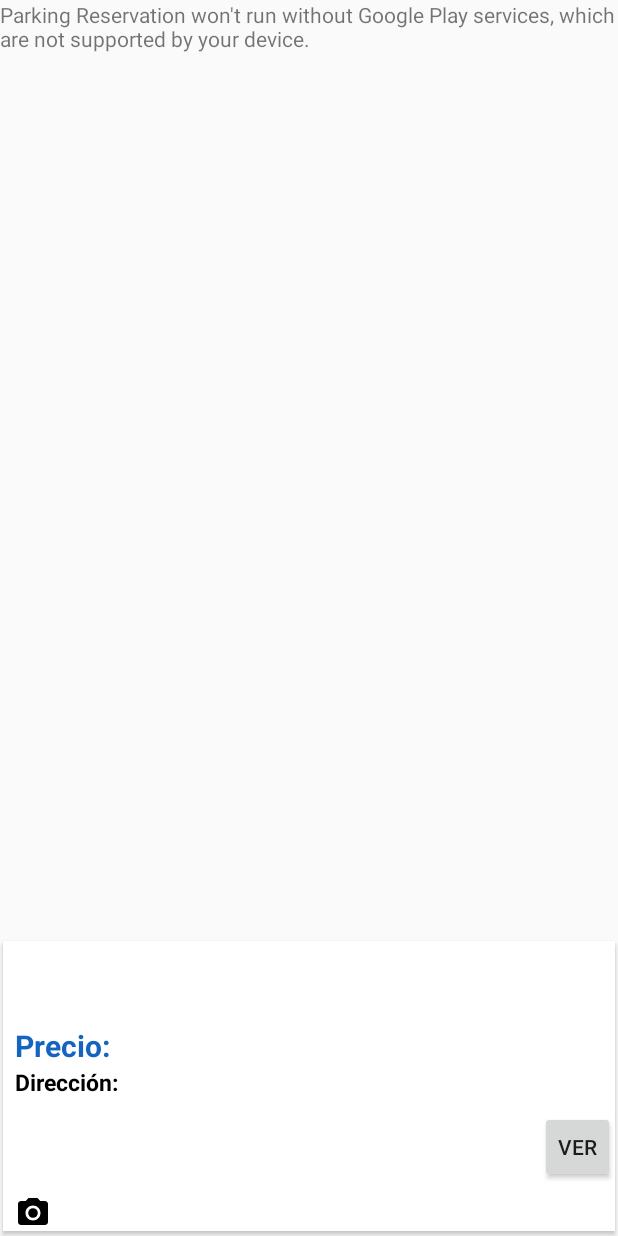
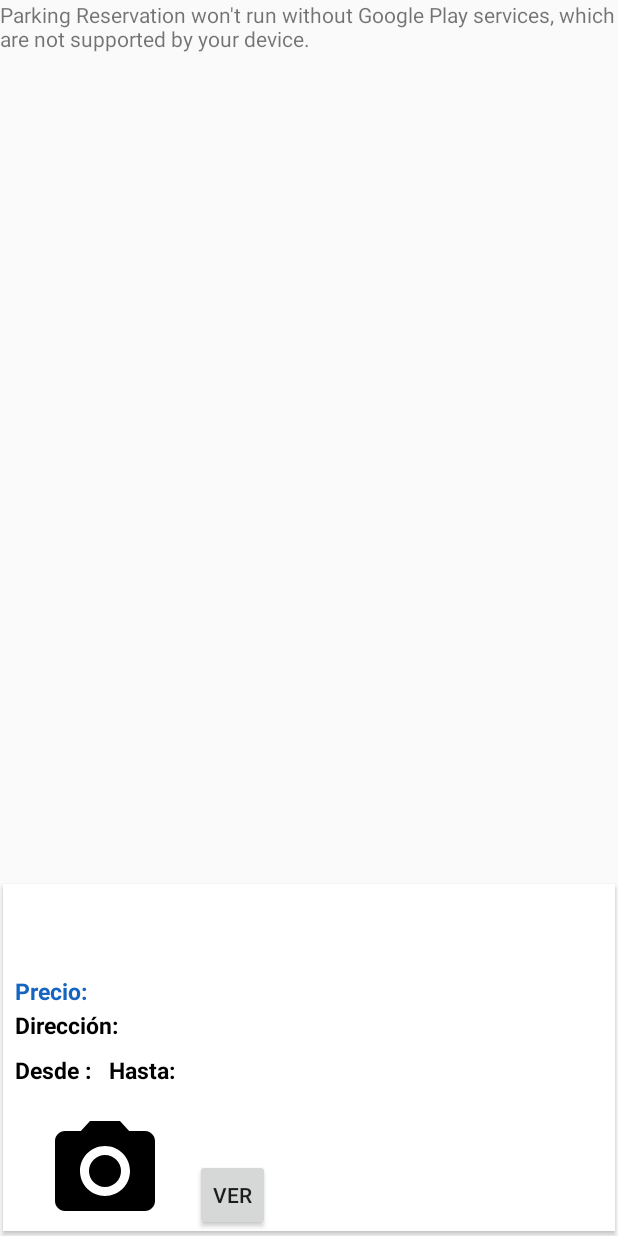
Before and after one commit to emelgarejo/AppParkingReservation, an Android app: the MapsActivity screen opened directly, with no data from a screen before it, on a phone screen of 412 x 824 dp. Run offline under Robolectric (Android 15) with nearby library versions, the phone set to English and light mode, and no system bars; our stand-ins replace Picasso; pictures from the network do not load.

Commit message:
Merge remote-tracking branch 'remotes/origin/master' into FixGoogleMaps
# Conflicts:
#	.idea/gradle.xml

```diff
--- a/app/src/main/java/pe/edu/upc/appparkingreservation/activity/MapsActivity.java
+++ b/app/src/main/java/pe/edu/upc/appparkingreservation/activity/MapsActivity.java
@@ -15,6 +15,7 @@ import android.support.v7.widget.CardView;
 import android.support.v7.widget.Toolbar;
 import android.util.Log;
 import android.view.View;
+import android.widget.Button;
 import android.widget.ImageView;
 import android.widget.TextView;
 import android.widget.Toast;
@@ -49,6 +50,10 @@ public class MapsActivity extends FragmentActivity implements OnMapReadyCallback
     ImageView parkLotImageView;
     TextView addressDetailTextView;
     TextView pricexHourDetailTextView;
+    TextView timeOpenTextView;
+    TextView timeCloseTextView;
+    Button viewParkingLotButton;
+
 
     double latitud ;
     double longitud;
@@ -87,10 +92,13 @@ public class MapsActivity extends FragmentActivity implements OnMapReadyCallback
         parkLotImageView = (ImageView) findViewById(R.id.parkLotImageView);
         addressDetailTextView = (TextView) findViewById(R.id.addressDetailTextView);
         pricexHourDetailTextView = (TextView) findViewById(R.id.textViewPricexHourDetail);
+        viewParkingLotButton =  (Button) findViewById(R.id.viewParkingButton);
+        timeOpenTextView = (TextView) findViewById(R.id.timeOpenTextView);
+        timeCloseTextView = (TextView) findViewById(R.id.timeCloseTextView);
 
         parkingLotSelectedMaker = new MarkerOptions();
-        ArrayList<ParkingLot> listParkingLot;
 
+        viewParkingLotButton.setOnClickListener(onClickListenerViewParkingLot());
 
     }
 
@@ -161,9 +169,6 @@ public class MapsActivity extends FragmentActivity implements OnMapReadyCallback
 
                             mLotByIdTask = new GetParkByidTask();
                             mLotByIdTask.execute((Void) null);
-                            //ParkingLot myParkingLot = parkingService.getParkingLot(IdParkingLot);
-
-                            //completeCard(myParkingLot);
 
                             return true;
                         }
@@ -300,12 +305,15 @@ public class MapsActivity extends FragmentActivity implements OnMapReadyCallback
     private void completeCard(ParkingLot myParkingLot) {
         toolbar.setTitle(myParkingLot.getName());
 
-        setImagen("http://www.sanborja.com/fotos/distrito-de-san-borja.jpg"  ,parkLotImageView);
+        setImagen(myParkingLot.getUrlPicture()  ,parkLotImageView);
         addressDetailTextView.setText( myParkingLot.getAddress());
 
         NumberFormat formatter = new DecimalFormat("#0.00");
         pricexHourDetailTextView.setText( "S/".concat(String.valueOf(
                 formatter.format(myParkingLot.getPriceHour()))));
+
+        timeOpenTextView.setText(myParkingLot.getOpenTime());
+        timeCloseTextView.setText(myParkingLot.getCloseTime());
 
         cardViewDetail.setVisibility(View.VISIBLE);
     }
@@ -317,14 +325,25 @@ public class MapsActivity extends FragmentActivity implements OnMapReadyCallback
             LatLng latLngParkingPlace = new LatLng(parkingLot.getLatitude(), parkingLot.getLongitude());
             googleMap.addMarker(new MarkerOptions().position(latLngParkingPlace)
                     .title(String.valueOf(parkingLot.getParkingLotID()))
-                    .icon(BitmapDescriptorFactory.fromResource(R.mipmap.ic_parking2))
+                    .icon(BitmapDescriptorFactory.fromResource(R.drawable.parking3))
+
             );
 
         }
     }
 
-
     private void setImagen(String URL, ImageView imageView){
         Picasso.with(this.getBaseContext()).load(URL).into(imageView);
     }
+
+
+    public View.OnClickListener onClickListenerViewParkingLot() {
+        return new View.OnClickListener() {
+            @Override
+            public void onClick(View v) {
+                startActivity(new Intent(MapsActivity.this, ReservationActivity.class));
+
+            }
+        };
+    }
 }
--- a/app/src/main/java/pe/edu/upc/appparkingreservation/service/ParkingService.java
+++ b/app/src/main/java/pe/edu/upc/appparkingreservation/service/ParkingService.java
@@ -78,8 +78,6 @@ public class ParkingService {
         ParkingLot pp = null;
 
         try {
-
-            Log.d("Hello","ingresa a getParkingLot");
 
             String methot = URl_PARKING + "getParkingLot/%s";
             methot = String.format(methot, id);
--- a/app/src/main/res/layout/activity_maps.xml
+++ b/app/src/main/res/layout/activity_maps.xml
@@ -49,7 +49,8 @@
                 app:subtitleTextAppearance="@style/Card.Subtitle"
                 app:theme="@style/ToolbarCard"
                 app:titleTextAppearance="@style/Card.Title"
-                />
+                android:clickable="false"
+                android:contextClickable="false" />
 
 
             <TableLayout
@@ -66,7 +67,7 @@
                         android:textAppearance="?android:attr/textAppearanceMedium"
                         android:text="Precio: "
                         android:id="@+id/textViewPricexHour"
-                        android:textSize="20dp"
+                        android:textSize="15dp"
                         android:textColor="@color/colorPrimaryDark"
                         android:textStyle="bold"
                         android:layout_column="1" />/>
@@ -110,24 +111,109 @@
                         android:layout_column="2" />
                 </TableRow>
 
+
+
+            <TableLayout
+                android:layout_width="match_parent"
+                android:layout_height="match_parent">
+
+                <TableRow
+                    android:layout_width="match_parent"
+                    android:layout_height="match_parent">
+
+                    <TextView
+                        android:id="@+id/textViewTimeOpen"
+                        android:layout_width="match_parent"
+                        android:layout_height="20dp"
+                        android:gravity="top"
+                        android:text="Desde : "
+                        android:textColor="@android:color/black"
+                        android:textSize="15sp"
+                        android:textStyle="bold"
+                        android:layout_marginBottom="10dp"
+                        android:layout_column="1" />
+
+                    <TextView
+                        android:id="@+id/timeOpenTextView"
+                        android:layout_width="match_parent"
+                        android:layout_height="20dp"
+                        android:gravity="top"
+                        android:text=""
+                        android:textColor="@android:color/black"
+                        android:textSize="15sp"
+                        android:textStyle="bold"
+                        android:layout_marginBottom="10dp"
+                        android:layout_column="2" />
+
+                    <TextView
+                        android:id="@+id/textViewTimeClose"
+                        android:layout_width="match_parent"
+                        android:layout_height="20dp"
+                        android:gravity="top"
+                        android:text="  Hasta: "
+                        android:textColor="@android:color/black"
+                        android:textSize="15sp"
+                        android:textStyle="bold"
+                        android:layout_marginBottom="10dp"
+                        android:layout_column="3" />
+
+                    <TextView
+                        android:id="@+id/timeCloseTextView"
+                        android:layout_width="match_parent"
+                        android:layout_height="20dp"
+                        android:gravity="top"
+                        android:text=""
+                        android:textColor="@android:color/black"
+                        android:textSize="15sp"
+                        android:textStyle="bold"
+                        android:layout_marginBottom="10dp"
+                        android:layout_column="4" />
+
+                    </TableRow>
+                </TableLayout>
+
             </TableLayout>
 
+
+
+
+
+
+
+            <TableLayout
+                android:layout_width="match_parent"
+                android:layout_height="match_parent"
+                android:layout_gravity="left"
+                android:gravity="left">
+
+            <TableRow
+                android:layout_width="match_parent"
+                android:layout_height="match_parent">
+
+                <ImageView
+                    android:id="@+id/parkLotImageView"
+                    android:layout_width="120dp"
+                    android:layout_height="80dp"
+                    android:layout_marginTop="8dp"
+                    android:adjustViewBounds="true"
+                    android:src="@drawable/ic_menu_camera"
+                    android:layout_column="1"/>
+
+                <Button
+                    style="?android:attr/buttonStyleSmall"
+                    android:layout_width="fill_parent"
+                    android:layout_height="wrap_content"
+                    android:text="Ver"
+                    android:id="@+id/viewParkingButton"
+                    android:layout_gravity="bottom|right"
+                    android:layout_column="2" />
+
+                </TableRow>
+            </TableLayout>
+
+
             <!--By Mark Gurney [CC BY 3.0 (http://creativecommons.org/licenses/by/3.0)], via Wikimedia Commons -->
-            <Button
-                style="?android:attr/buttonStyleSmall"
-                android:layout_width="wrap_content"
-                android:layout_height="wrap_content"
-                android:text="Ver"
-                android:id="@+id/viewParkingButton"
-                android:layout_gravity="right" />
 
-            <ImageView
-                android:id="@+id/parkLotImageView"
-                android:layout_width="wrap_content"
-                android:layout_height="wrap_content"
-                android:layout_marginTop="8dp"
-                android:adjustViewBounds="true"
-                android:src="@drawable/ic_menu_camera" />
 
         </LinearLayout>
 
```
Also changed, not shown: app/src/main/res/drawable/parking3.png (added).
